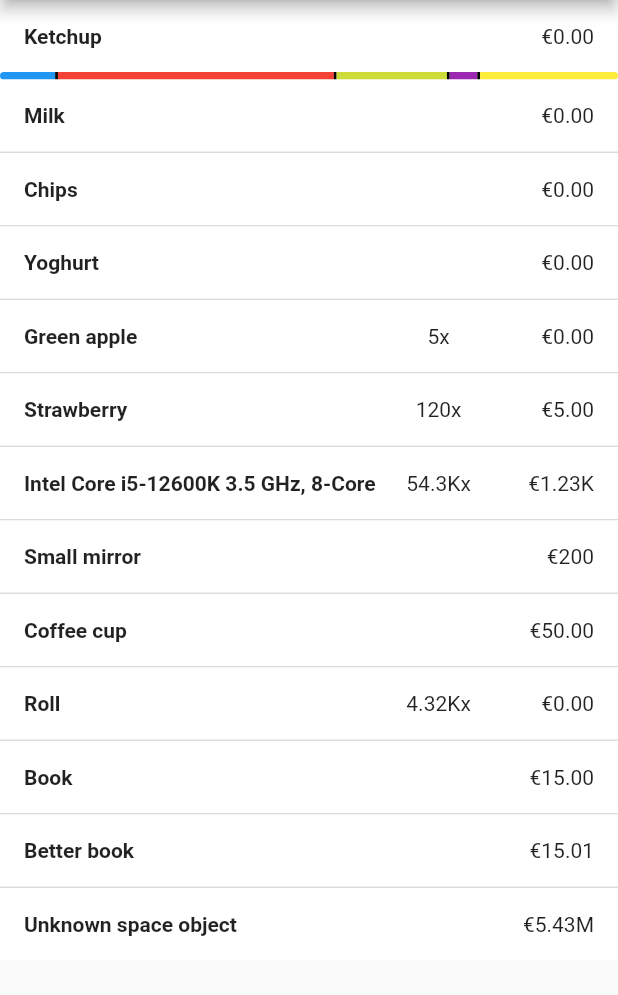
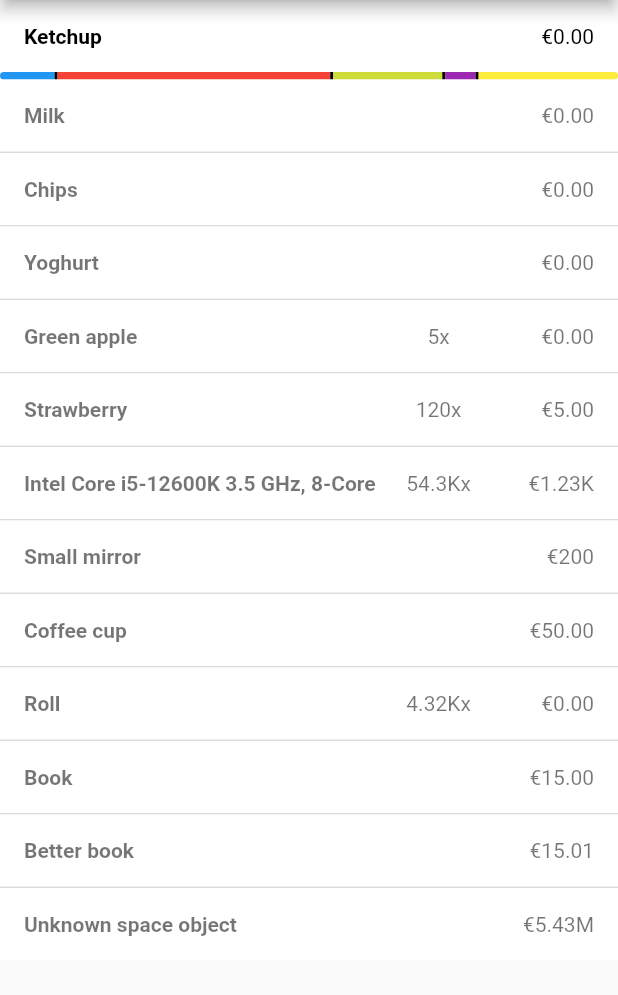
Before and after one commit to RoboBaranik/receipt_calculator, a Flutter app: the ReceiptPage screen opened by its route, on a phone screen of 412 x 824 dp, the part 84-1079 px from its top. Run offline on Flutter 3.47's test engine with Material 2 defaults, Android fonts, the phone set to English and light mode, and no system bars; drawn by our look-alikes of expandable.

```diff
--- a/lib/data/receipt_item.dart
+++ b/lib/data/receipt_item.dart
@@ -1,6 +1,8 @@
 import 'package:expandable/expandable.dart';
 import 'package:flutter/material.dart';
+import 'package:receipt_calculator/data/receipt_payment.dart';
 import 'package:receipt_calculator/helper.dart';
+import 'package:collection/collection.dart';
 
 class Receipt {
   final String name;
@@ -18,9 +20,25 @@ class Receipt {
     if (!items.every((element) => element.currency == items[0].currency)) {
       debugPrint('Inconsistent currency!');
     }
+    return items.map((item) => item.value * item.count).sum;
+  }
+
+  double getMemberSum(Person member) {
+    return items.map((item) => item.getMemberPayment(member)).sum;
+  }
+
+  List<Partition> getMembersPartitions(List<Person> members) {
     return items
-        .map((item) => item.value * item.count)
-        .reduce((value, element) => value + element);
+        .expand((item) => item.partsPaid)
+        .where((partition) => members.contains(partition.person))
+        .groupFoldBy<Person, Partition>((partition) => partition.person,
+            (previous, partition) {
+          var partitionSum = (previous ?? Partition(person: partition.person));
+          partitionSum.payment += partition.payment;
+          return partitionSum;
+        })
+        .values
+        .toList();
   }
 
   @override
@@ -52,6 +70,20 @@ class ReceiptItem {
     this.value = value;
   }
 
+  double getMemberPayment(Person member) {
+    List<Partition> itemPayment =
+        partsPaid.where((part) => part.person == member).toList();
+    if (itemPayment.isEmpty) {
+      return 0;
+    }
+    return itemPayment.map((e) => e.payment).sum;
+  }
+
+  static double getPartitionPercent(int index, List<Partition> partitions) {
+    double sum = partitions.map((partition) => partition.payment).sum;
+    return partitions.elementAt(index).payment / (sum / 100);
+  }
+
   @override
   String toString() {
     return '$name ($count) = $value $currency';
@@ -65,8 +97,13 @@ class ExpandableReceiptItem {
 }
 
 class Partition {
-  final String person;
-  int percentPaid;
+  final Person person;
+  double payment;
 
-  Partition({required this.person, this.percentPaid = 0});
+  Partition({required this.person, this.payment = 0});
+
+  @override
+  String toString() {
+    return '$person paid $payment';
+  }
 }
--- a/lib/routes.dart
+++ b/lib/routes.dart
@@ -1,4 +1,5 @@
 import 'package:flutter/material.dart';
+import 'package:receipt_calculator/data/receipt_payment.dart';
 import 'package:receipt_calculator/pages/receipt_create_manual_page.dart';
 import 'package:receipt_calculator/pages/receipt_list_page.dart';
 import 'package:receipt_calculator/pages/receipt_page.dart';
@@ -60,11 +61,11 @@ class Routes {
     ReceiptItem(
       name: 'Ketchup',
       partsPaid: [
-        Partition(person: 'A', percentPaid: 10),
-        Partition(person: 'B', percentPaid: 50),
-        Partition(person: 'C', percentPaid: 20),
-        Partition(person: 'D', percentPaid: 5),
-        Partition(person: 'E', percentPaid: 25),
+        Partition(person: Person('A'), payment: 10),
+        Partition(person: Person('B'), payment: 50),
+        Partition(person: Person('C'), payment: 20),
+        Partition(person: Person('D'), payment: 5),
+        Partition(person: Person('E'), payment: 25),
       ],
     ),
     ReceiptItem(name: 'Milk'),
@@ -91,11 +92,11 @@ class Routes {
         ReceiptItem(
           name: 'Ketchup',
           partsPaid: [
-            Partition(person: 'A', percentPaid: 10),
-            Partition(person: 'B', percentPaid: 50),
-            Partition(person: 'C', percentPaid: 20),
-            Partition(person: 'D', percentPaid: 5),
-            Partition(person: 'E', percentPaid: 25),
+            Partition(person: Person('A'), payment: 10),
+            Partition(person: Person('B'), payment: 50),
+            Partition(person: Person('C'), payment: 20),
+            Partition(person: Person('D'), payment: 5),
+            Partition(person: Person('E'), payment: 25),
           ],
         ),
       ]);
--- a/lib/widgets/receipt/list_item.dart
+++ b/lib/widgets/receipt/list_item.dart
@@ -8,6 +8,13 @@ class ListItem extends StatelessWidget {
   final ReceiptItem item;
 
   const ListItem({super.key, required this.item});
+  Color getTextColor() {
+    if (item.partsPaid.isNotEmpty) {
+      return Colors.black;
+    } else {
+      return Colors.black54;
+    }
+  }
 
   @override
   Widget build(BuildContext context) {
@@ -34,24 +41,23 @@ class ListItem extends StatelessWidget {
               child: Text(
                 item.name,
                 textAlign: TextAlign.left,
-                style: const TextStyle(fontWeight: FontWeight.bold),
+                style: TextStyle(
+                    fontWeight: FontWeight.bold, color: getTextColor()),
                 maxLines: 2,
                 overflow: TextOverflow.ellipsis,
               ),
             ),
             Expanded(
               flex: 2,
-              child: Text(
-                Helper.countToString(item.count),
-                textAlign: TextAlign.center,
-              ),
+              child: Text(Helper.countToString(item.count),
+                  textAlign: TextAlign.center,
+                  style: TextStyle(color: getTextColor())),
             ),
             Expanded(
               flex: 2,
-              child: Text(
-                Helper.valueWithCurrency(item.value, item.currency),
-                textAlign: TextAlign.right,
-              ),
+              child: Text(Helper.valueWithCurrency(item.value, item.currency),
+                  textAlign: TextAlign.right,
+                  style: TextStyle(color: getTextColor())),
             ),
           ],
         ),
--- a/lib/widgets/receipt/partition_progress_bar.dart
+++ b/lib/widgets/receipt/partition_progress_bar.dart
@@ -30,7 +30,8 @@ class _PartitionProgressBarState extends State<PartitionProgressBar> {
         ));
       }
       parts.add(Expanded(
-        flex: part.percentPaid * 2,
+        flex: ReceiptItem.getPartitionPercent(index, widget.partsPaid).round() *
+            2,
         child: Container(
           decoration: BoxDecoration(
             color: Helper.colorPerPerson.elementAt(index),
--- a/pubspec.yaml
+++ b/pubspec.yaml
@@ -39,6 +39,7 @@ dependencies:
   cupertino_icons: ^1.0.2
   intl: ^0.17.0
   expandable: ^5.0.1
+  collection: ^1.16.0
 
 dev_dependencies:
   flutter_test:
@@ -56,7 +57,6 @@ dev_dependencies:
 
 # The following section is specific to Flutter packages.
 flutter:
-
   # The following line ensures that the Material Icons font is
   # included with your application, so that you can use the icons in
   # the material Icons class.
```
Also changed, not shown: lib/data/receipt_payment.dart (added, +72 -0 lines), pubspec.lock.
